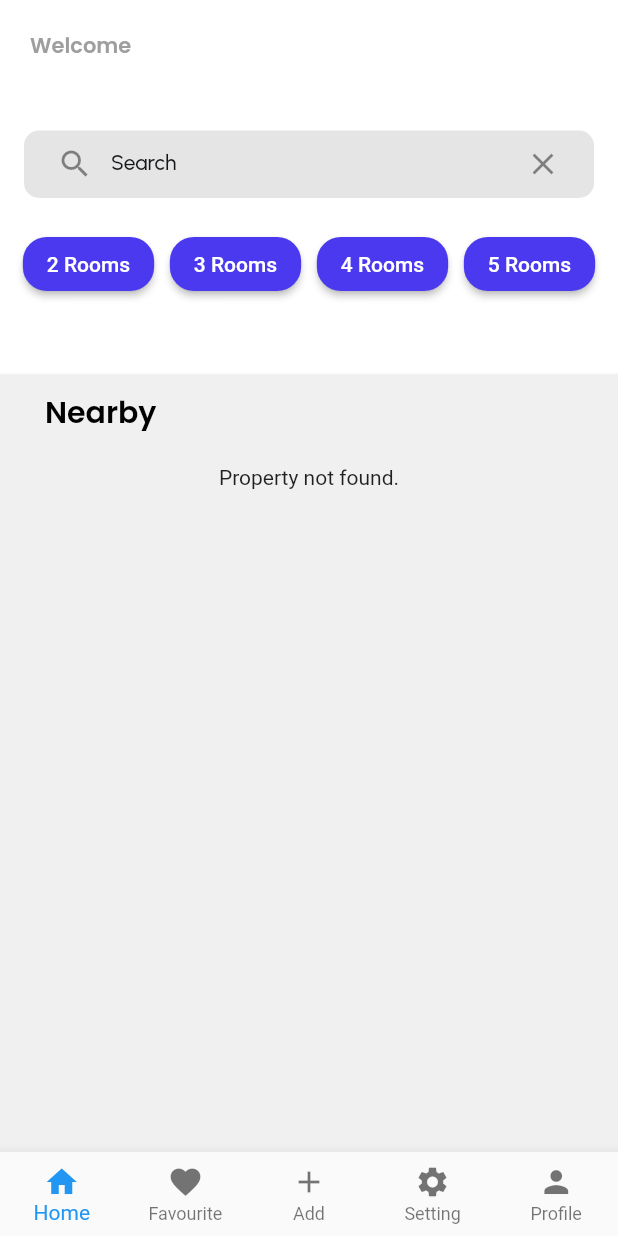
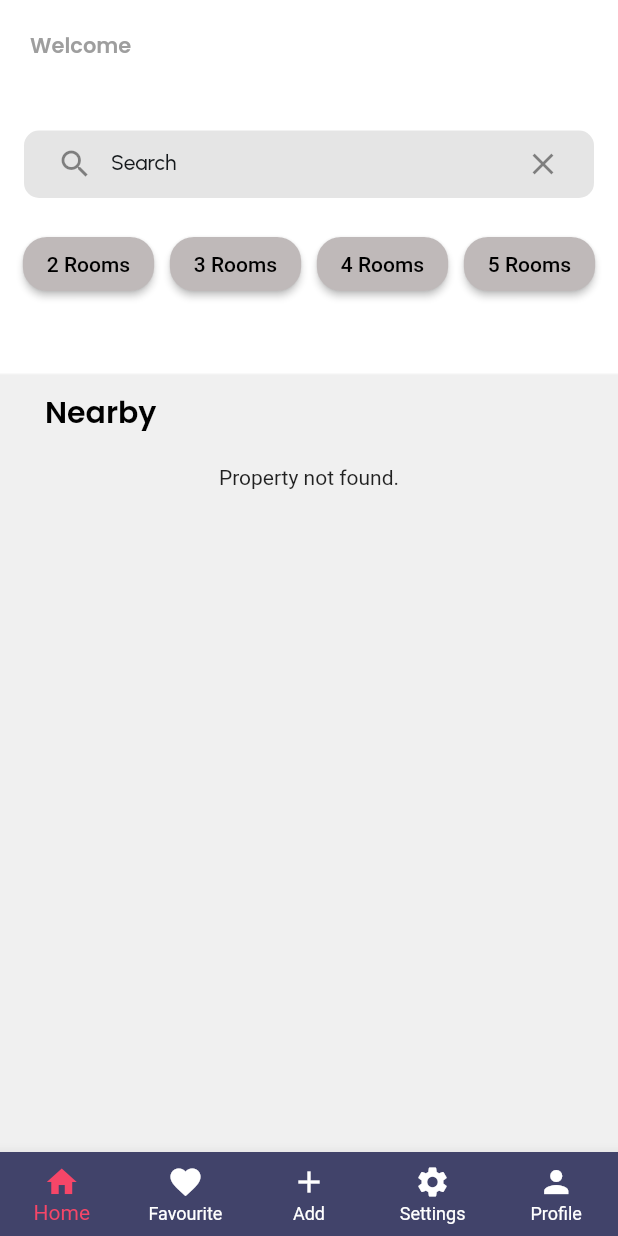
Before and after one commit to qtxbryan/onezero, a Flutter app: the HomePage screen opened directly, on a phone screen of 412 x 824 dp. Run offline on Flutter 3.47's test engine with Material 2 defaults, Android fonts, the phone set to English and light mode, and no system bars; our stand-ins replace auto_size_text, badges, cloud_firestore, expandable, file_picker, firebase_auth and 11 more; missing offline and left inert: flutter_number_picker; accounts and stored records are empty.

Commit message:
feat: filter styling and nav bar styling

```diff
--- a/lib/components/filter_button.dart
+++ b/lib/components/filter_button.dart
@@ -14,12 +14,18 @@ class FilterButton extends StatelessWidget {
     return ElevatedButton(
       onPressed: onPressed,
       style: ElevatedButton.styleFrom(
-        primary: isActive ? Color(ALTERNATE_COLOR) : Color(PRIMARY_COLOR),
+        backgroundColor:
+            isActive ? Color(0xFF41436A) : Color.fromRGBO(191, 185, 185, 100),
         shape: RoundedRectangleBorder(
           borderRadius: BorderRadius.circular(16),
         ),
       ),
-      child: Text(title),
+      child: Text(
+        title,
+        style: TextStyle(
+          color: isActive ? Colors.white : Colors.black,
+        ),
+      ),
     );
   }
 }
--- a/lib/pages/new_landing_6-4.dart
+++ b/lib/pages/new_landing_6-4.dart
@@ -94,35 +94,36 @@ class _HomePageState extends State<HomePage>
       backgroundColor: Color(0xFFF0F0F0),
       bottomNavigationBar: BottomNavigationBar(
         type: BottomNavigationBarType.fixed,
+        backgroundColor: Color(0xFF41436A),
         currentIndex: _selectedTabIndex,
         onTap: (index) => setState(() => _selectedTabIndex = index),
         items: [
           BottomNavigationBarItem(
             icon: Icon(Icons.home),
             label: 'Home',
-            backgroundColor: Color(PRIMARY_COLOR),
           ),
           BottomNavigationBarItem(
             icon: Icon(Icons.favorite),
             label: 'Favourite',
-            backgroundColor: Color(PRIMARY_COLOR),
           ),
           BottomNavigationBarItem(
             icon: Icon(Icons.add),
             label: 'Add',
-            backgroundColor: Color(PRIMARY_COLOR),
           ),
           BottomNavigationBarItem(
             icon: Icon(Icons.settings),
-            label: 'Setting',
-            backgroundColor: Color(PRIMARY_COLOR),
+            label: 'Settings',
           ),
           BottomNavigationBarItem(
             icon: Icon(Icons.person),
             label: 'Profile',
-            backgroundColor: Color(PRIMARY_COLOR),
           ),
         ],
+        selectedItemColor:
+            Color.fromRGBO(246, 70, 104, 1.0), // set the selected item color
+        unselectedItemColor: Colors.white, // set the unselected item color
+        // Set custom item height
+        // Set your desired height here
       ),
       body: _buildBody(user),
     );
@@ -136,7 +137,6 @@ class _HomePageState extends State<HomePage>
         return FavoritePropertiesPage();
       case 2:
         return AddPropertyPageWidget();
-
       case 3:
         return MyPropertiesWidget();
       case 4:
```
